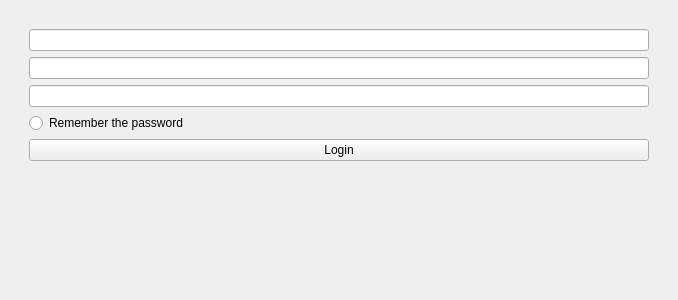
openeuler-mirror/ks-scmc-gui, file client/src/pages/user/login.ui: the form before one commit.
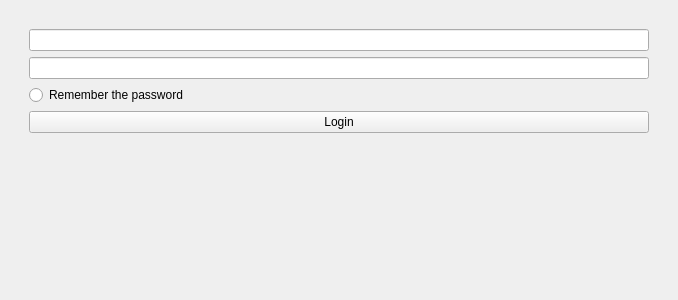
The form after the commit.

Commit message:
fix(login):add server configuration function
- 添加服务器配置功能

The edit to the form file:
```diff
--- a/client/src/pages/user/login.ui
+++ b/client/src/pages/user/login.ui
@@ -32,9 +32,6 @@
          <item>
           <widget class="QLineEdit" name="lineEdit_passwd"/>
          </item>
-         <item>
-          <widget class="QLineEdit" name="lineEdit_server"/>
-         </item>
          <item>
           <layout class="QHBoxLayout" name="horizontalLayout_4">
            <item>
```
The commit also changes 2 other files.
